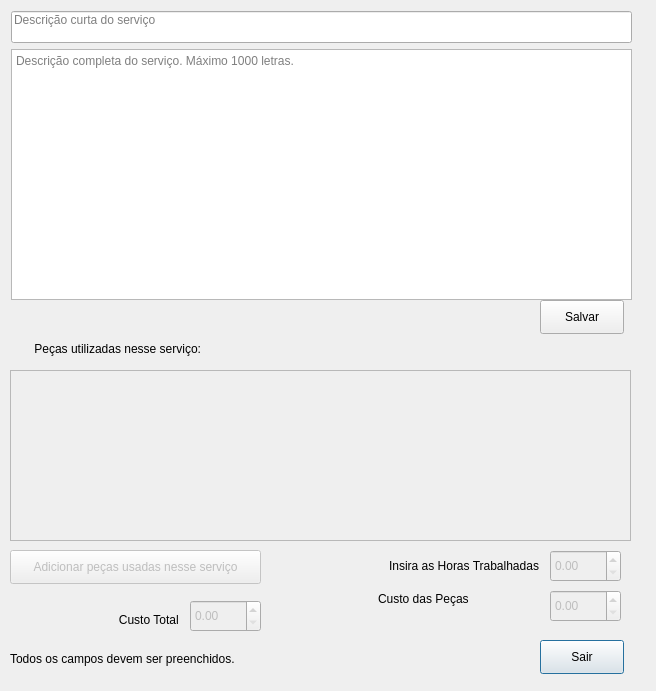
This is addservice.ui in bedi1982/Oficina as Qt 5 draws it before an edit. The edited form follows.
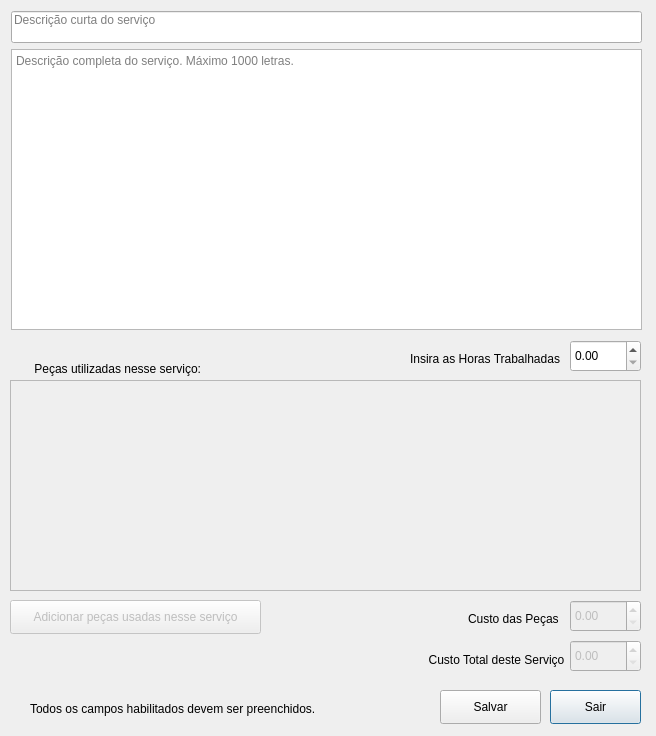
This is the edited form.

The edit to the form file:
```diff
--- a/addservice.ui
+++ b/addservice.ui
@@ -7,7 +7,7 @@
     <x>0</x>
     <y>0</y>
     <width>656</width>
-    <height>691</height>
+    <height>736</height>
    </rect>
   </property>
   <property name="sizePolicy">
@@ -34,9 +34,9 @@
   <widget class="QPushButton" name="btn_Sair">
    <property name="geometry">
     <rect>
-     <x>540</x>
-     <y>640</y>
-     <width>84</width>
+     <x>550</x>
+     <y>690</y>
+     <width>91</width>
      <height>34</height>
     </rect>
    </property>
@@ -47,22 +47,22 @@
   <widget class="QLabel" name="lbl_Feedback">
    <property name="geometry">
     <rect>
-     <x>10</x>
-     <y>650</y>
-     <width>361</width>
+     <x>30</x>
+     <y>700</y>
+     <width>341</width>
      <height>18</height>
     </rect>
    </property>
    <property name="text">
-    <string>Todos os campos devem ser preenchidos.</string>
+    <string>Todos os campos habilitados devem ser preenchidos.</string>
    </property>
   </widget>
   <widget class="QPushButton" name="btn_Salvar">
    <property name="geometry">
     <rect>
-     <x>540</x>
-     <y>300</y>
-     <width>84</width>
+     <x>440</x>
+     <y>690</y>
+     <width>101</width>
      <height>34</height>
     </rect>
    </property>
@@ -79,8 +79,8 @@
   <widget class="QLabel" name="lbl_PartsCost">
    <property name="geometry">
     <rect>
-     <x>370</x>
-     <y>590</y>
+     <x>460</x>
+     <y>610</y>
      <width>102</width>
      <height>18</height>
     </rect>
@@ -95,30 +95,14 @@
   <widget class="QLabel" name="lbl_totlaServiceCost">
    <property name="geometry">
     <rect>
-     <x>110</x>
-     <y>611</y>
-     <width>72</width>
-     <height>18</height>
+     <x>410</x>
+     <y>650</y>
+     <width>161</width>
+     <height>20</height>
     </rect>
    </property>
    <property name="text">
-    <string>Custo Total </string>
-   </property>
-   <property name="alignment">
-    <set>Qt::AlignRight|Qt::AlignTrailing|Qt::AlignVCenter</set>
-   </property>
-  </widget>
-  <widget class="QLabel" name="lbl_InsertWorkCost">
-   <property name="geometry">
-    <rect>
-     <x>369</x>
-     <y>557</y>
-     <width>170</width>
-     <height>18</height>
-    </rect>
-   </property>
-   <property name="text">
-    <string>Insira as Horas Trabalhadas</string>
+    <string>Custo Total deste Serviço  </string>
    </property>
    <property name="alignment">
     <set>Qt::AlignRight|Qt::AlignTrailing|Qt::AlignVCenter</set>
@@ -131,7 +115,7 @@
    <property name="geometry">
     <rect>
      <x>10</x>
-     <y>550</y>
+     <y>600</y>
      <width>251</width>
      <height>34</height>
     </rect>
@@ -149,8 +133,8 @@
   <widget class="QLabel" name="lbl_Emoticon">
    <property name="geometry">
     <rect>
-     <x>10</x>
-     <y>610</y>
+     <x>20</x>
+     <y>650</y>
      <width>48</width>
      <height>48</height>
     </rect>
@@ -171,8 +155,8 @@
    </property>
    <property name="geometry">
     <rect>
-     <x>190</x>
-     <y>600</y>
+     <x>570</x>
+     <y>640</y>
      <width>71</width>
      <height>32</height>
     </rect>
@@ -187,24 +171,8 @@
    </property>
    <property name="geometry">
     <rect>
-     <x>550</x>
-     <y>590</y>
-     <width>71</width>
-     <height>32</height>
-    </rect>
-   </property>
-   <property name="singleStep">
-    <double>5.000000000000000</double>
-   </property>
-  </widget>
-  <widget class="QDoubleSpinBox" name="Spin_HandWorkCost">
-   <property name="enabled">
-    <bool>false</bool>
-   </property>
-   <property name="geometry">
-    <rect>
-     <x>550</x>
-     <y>550</y>
+     <x>570</x>
+     <y>600</y>
      <width>71</width>
      <height>32</height>
     </rect>
@@ -218,8 +186,8 @@
     <rect>
      <x>11</x>
      <y>49</y>
-     <width>621</width>
-     <height>251</height>
+     <width>631</width>
+     <height>281</height>
     </rect>
    </property>
    <property name="autoFormatting">
@@ -244,7 +212,7 @@
     <rect>
      <x>11</x>
      <y>11</y>
-     <width>621</width>
+     <width>631</width>
      <height>32</height>
     </rect>
    </property>
@@ -268,9 +236,9 @@
    <property name="geometry">
     <rect>
      <x>10</x>
-     <y>370</y>
-     <width>621</width>
-     <height>171</height>
+     <y>380</y>
+     <width>631</width>
+     <height>211</height>
     </rect>
    </property>
   </widget>
@@ -278,7 +246,7 @@
    <property name="geometry">
     <rect>
      <x>10</x>
-     <y>340</y>
+     <y>360</y>
      <width>191</width>
      <height>18</height>
     </rect>
@@ -290,6 +258,38 @@
     <set>Qt::AlignRight|Qt::AlignTrailing|Qt::AlignVCenter</set>
    </property>
   </widget>
+  <widget class="QDoubleSpinBox" name="Spin_HandWorkCost">
+   <property name="enabled">
+    <bool>true</bool>
+   </property>
+   <property name="geometry">
+    <rect>
+     <x>570</x>
+     <y>340</y>
+     <width>71</width>
+     <height>32</height>
+    </rect>
+   </property>
+   <property name="singleStep">
+    <double>5.000000000000000</double>
+   </property>
+  </widget>
+  <widget class="QLabel" name="lbl_InsertWorkCost">
+   <property name="geometry">
+    <rect>
+     <x>390</x>
+     <y>350</y>
+     <width>170</width>
+     <height>18</height>
+    </rect>
+   </property>
+   <property name="text">
+    <string>Insira as Horas Trabalhadas</string>
+   </property>
+   <property name="alignment">
+    <set>Qt::AlignRight|Qt::AlignTrailing|Qt::AlignVCenter</set>
+   </property>
+  </widget>
  </widget>
  <tabstops>
   <tabstop>line_ShortDescription</tabstop>
```
Left out of the diff: 1 changed line with no effect on the pictures.
